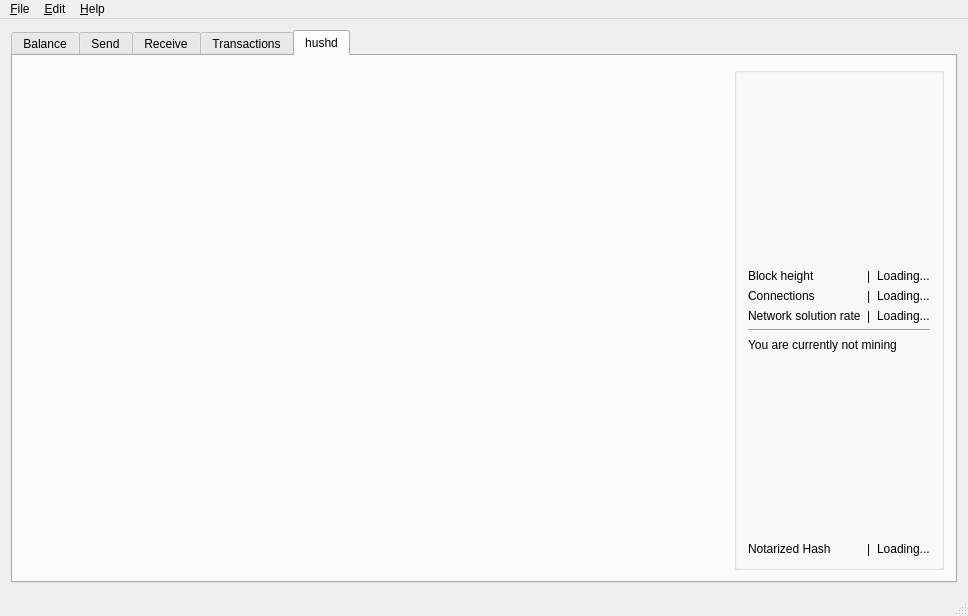
This is src/mainwindow.ui in ZcashFoundation/zecwallet as Qt 5 draws it before an edit. The edited form follows.
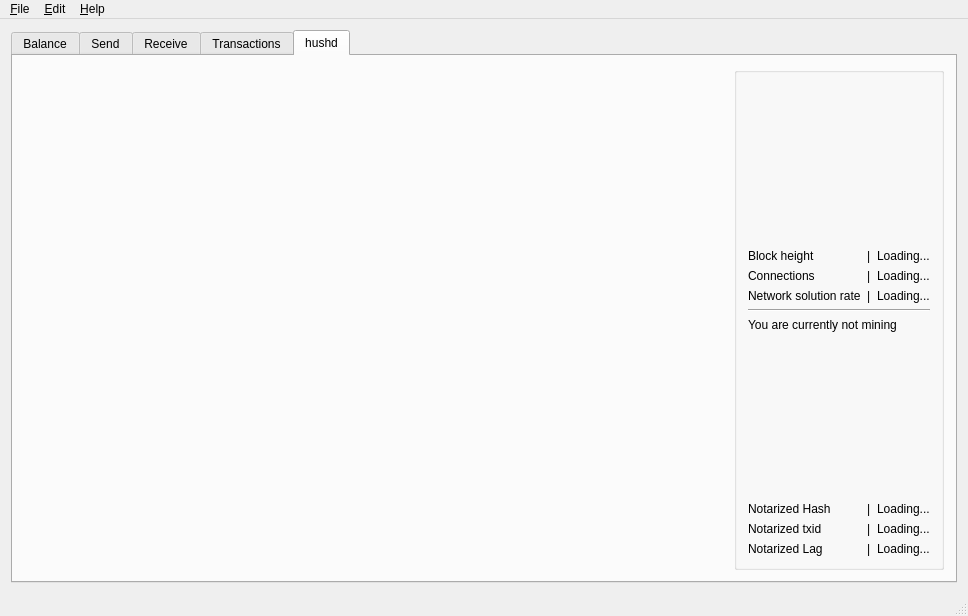
This is the edited form. The open tabs and pages were chosen to show the change. Icons and pictures are not drawn. Custom widgets are drawn as their Qt base class.

Commit message: Add notarized txid and lag

What changed in the file:
```diff
--- a/src/mainwindow.ui
+++ b/src/mainwindow.ui
@@ -957,6 +957,52 @@
                </property>
               </widget>
              </item>
+
+             <item row="8" column="0">
+              <widget class="QLabel" name="notarizedtxidlabel">
+               <property name="text">
+                <string>Notarized txid</string>
+               </property>
+              </widget>
+             </item>
+             <item row="8" column="2">
+              <widget class="QLabel" name="notarizedtxidvalue">
+               <property name="text">
+                <string>Loading...</string>
+               </property>
+              </widget>
+             </item>
+             <item row="8" column="1">
+              <widget class="QLabel" name="notarizedtxidspacer">
+               <property name="text">
+                <string>|</string>
+               </property>
+              </widget>
+             </item>
+
+             <item row="9" column="0">
+              <widget class="QLabel" name="laglabel">
+               <property name="text">
+                <string>Notarized Lag</string>
+               </property>
+              </widget>
+             </item>
+             <item row="9" column="2">
+              <widget class="QLabel" name="lagvalue">
+               <property name="text">
+                <string>Loading...</string>
+               </property>
+              </widget>
+             </item>
+             <item row="9" column="1">
+              <widget class="QLabel" name="lagspacer">
+               <property name="text">
+                <string>|</string>
+               </property>
+              </widget>
+             </item>
+
+
              <item row="3" column="2">
               <widget class="QLabel" name="solrate">
                <property name="text">
```
Left out of the diff: 1 changed line with no effect on the pictures. The commit also changes 1 other file.
